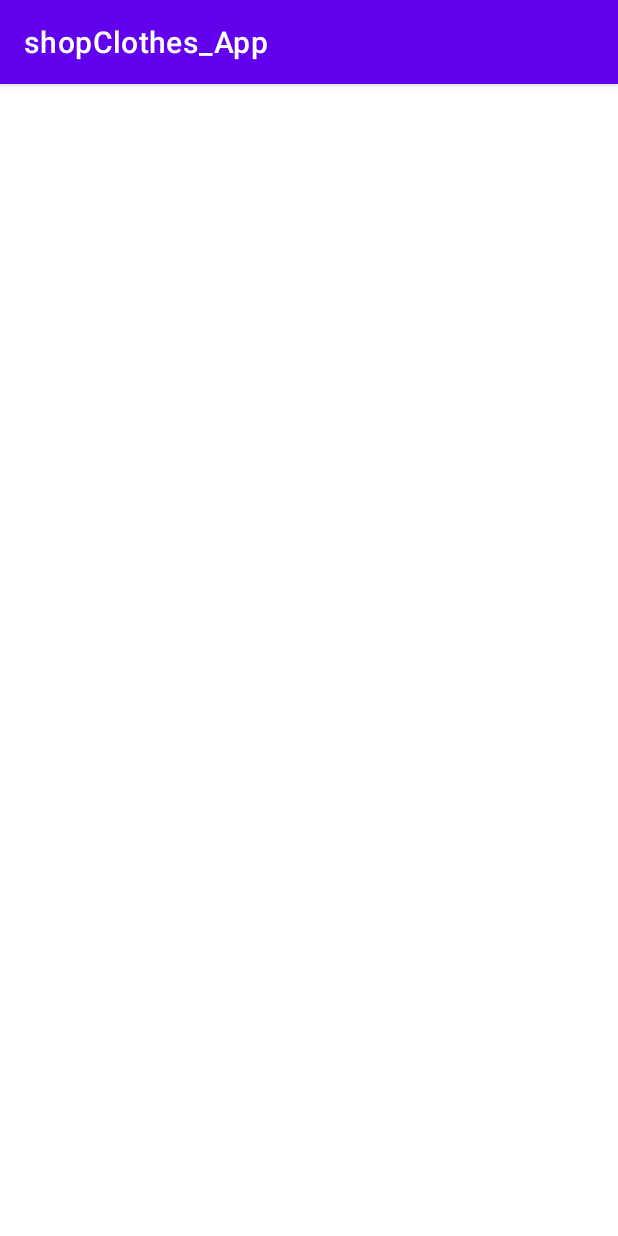
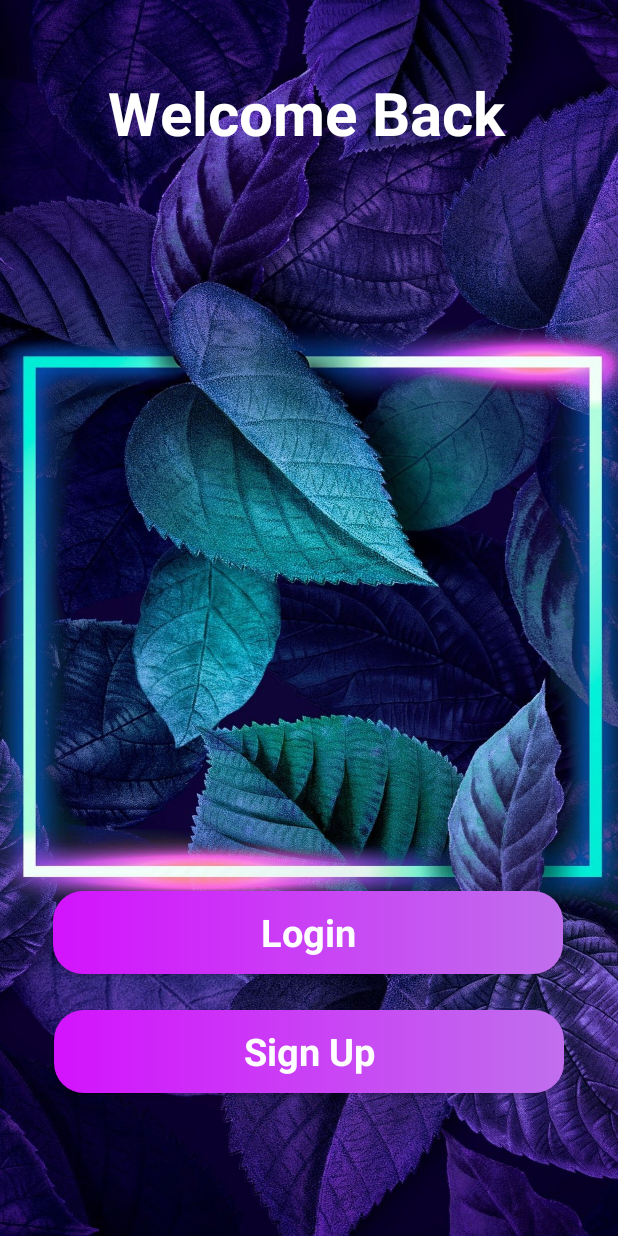
Before and after one commit to AdrianReyes98/shopClothes_App, an Android app: the screen it shows after launch (LoginActivity), on a phone screen of 412 x 824 dp. Run offline under Robolectric (Android 15) with nearby library versions, the phone set to English and light mode, and no system bars.

Commit message:
Commit Jul 9 2:15 AM

```diff
--- a/app/src/main/java/fisei/reyespc/shopclothes_app/UI/LoginActivity.java
+++ b/app/src/main/java/fisei/reyespc/shopclothes_app/UI/LoginActivity.java
@@ -2,14 +2,40 @@
 package fisei.reyespc.shopclothes_app.UI;
 
 import androidx.appcompat.app.AppCompatActivity;
+import android.content.Intent;
 import android.os.Bundle;
+import android.view.View;
+import android.widget.Button;
+
 import fisei.reyespc.shopclothes_app.R;
 
 public class LoginActivity extends AppCompatActivity {
 
+    Button btnSignIn;
+    Button btnSignUp;
     @Override
     protected void onCreate(Bundle savedInstanceState) {
         super.onCreate(savedInstanceState);
         setContentView(R.layout.activity_login);
+        getSupportActionBar().hide();
+
+        btnSignIn = findViewById(R.id.buttonSignIn);
+        btnSignUp = findViewById(R.id.buttonSignUp);
+
+        btnSignIn.setOnClickListener(new View.OnClickListener() {
+            @Override
+            public void onClick(View view) {
+                Intent signInActivity = new Intent(LoginActivity.this, SignInActivity.class);
+                startActivity(signInActivity);
+            }
+        });
+
+        btnSignUp.setOnClickListener(new View.OnClickListener() {
+            @Override
+            public void onClick(View view) {
+                Intent signInActivity = new Intent(LoginActivity.this, SignUpActivity.class);
+                startActivity(signInActivity);
+            }
+        });
     }
 }
--- /dev/null
+++ b/app/src/main/res/drawable/button_background.xml
@@ -0,0 +1,9 @@
+<?xml version="1.0" encoding="utf-8"?>
+<selector xmlns:android="http://schemas.android.com/apk/res/android">
+<item>
+    <shape android:shape="rectangle">
+        <corners android:radius="20dp"/>
+        <gradient android:angle="0" android:startColor="#D313FD" android:endColor="#C06FED"/>
+    </shape>
+</item>
+</selector>
--- a/app/src/main/res/layout/activity_login.xml
+++ b/app/src/main/res/layout/activity_login.xml
@@ -2,8 +2,56 @@
 <androidx.constraintlayout.widget.ConstraintLayout xmlns:android="http://schemas.android.com/apk/res/android"
     xmlns:app="http://schemas.android.com/apk/res-auto"
     xmlns:tools="http://schemas.android.com/tools"
+    android:id="@+id/constraint"
     android:layout_width="match_parent"
     android:layout_height="match_parent"
+    android:background="@drawable/background_intro"
     tools:context=".UI.LoginActivity">
 
+    <Button
+        android:id="@+id/buttonSignUp"
+        style="@android:style/Widget.Button"
+        android:layout_width="340dp"
+        android:layout_height="55dp"
+        android:layout_marginTop="24dp"
+        android:background="@drawable/button_background"
+        android:backgroundTint="@null"
+        android:text="@string/signUp_btn"
+        android:textColor="#ffffff"
+        android:textSize="25sp"
+        android:textStyle="bold"
+        app:layout_constraintEnd_toEndOf="parent"
+        app:layout_constraintStart_toStartOf="parent"
+        app:layout_constraintTop_toBottomOf="@+id/buttonSignIn" />
+
+    <TextView
+        android:id="@+id/textView"
+        android:layout_width="wrap_content"
+        android:layout_height="wrap_content"
+        android:layout_marginStart="72dp"
+        android:layout_marginTop="48dp"
+        android:text="@string/welcome_txt"
+        android:textColor="#ffffff"
+        android:textSize="40sp"
+        android:textStyle="bold"
+        app:layout_constraintStart_toStartOf="parent"
+        app:layout_constraintTop_toTopOf="parent" />
+
+    <Button
+        android:id="@+id/buttonSignIn"
+        style="@android:style/Widget.Button"
+        android:layout_width="340dp"
+        android:layout_height="55dp"
+        android:layout_marginTop="492dp"
+        android:background="@drawable/button_background"
+        android:backgroundTint="@null"
+        android:text="@string/login_btn"
+        android:textColor="#ffffff"
+        android:textSize="25sp"
+        android:textStyle="bold"
+        app:layout_constraintEnd_toEndOf="parent"
+        app:layout_constraintHorizontal_bias="0.49"
+        app:layout_constraintStart_toStartOf="parent"
+        app:layout_constraintTop_toBottomOf="@+id/textView" />
+
 </androidx.constraintlayout.widget.ConstraintLayout>
--- a/app/src/main/res/values/colors.xml
+++ b/app/src/main/res/values/colors.xml
@@ -7,4 +7,13 @@
     <color name="teal_700">#FF018786</color>
     <color name="black">#FF000000</color>
     <color name="white">#FFFFFFFF</color>
+
+    <color name="primary">#9C27B0</color>
+    <color name="primary_dark">#7B1FA2</color>
+    <color name="primary_light">#E1BEE7</color>
+    <color name="accent">#7C4DFF</color>
+    <color name="primary_text">#212121</color>
+    <color name="secondary_text">#757575</color>
+    <color name="icons">#FFFFFF</color>
+    <color name="divider">#BDBDBD</color>
 </resources>
--- a/app/src/main/res/values/strings.xml
+++ b/app/src/main/res/values/strings.xml
@@ -1,3 +1,6 @@
 <resources>
-    <string name="app_name">shopClothes_App</string>
+    <string name="app_name">SHOP</string>
+    <string name="welcome_txt">Welcome Back</string>
+    <string name="signUp_btn">Sign Up</string>
+    <string name="login_btn">Login</string>
 </resources>
--- a/app/src/main/res/values/themes.xml
+++ b/app/src/main/res/values/themes.xml
@@ -1,14 +1,14 @@
 <resources xmlns:tools="http://schemas.android.com/tools">
     <!-- Base application theme. -->
-    <style name="Theme.ShopClothes_App" parent="Theme.MaterialComponents.DayNight.DarkActionBar">
+    <style name="Theme.ShopClothes_App" parent="Theme.AppCompat.DayNight.DarkActionBar">
         <!-- Primary brand color. -->
-        <item name="colorPrimary">@color/purple_500</item>
-        <item name="colorPrimaryVariant">@color/purple_700</item>
-        <item name="colorOnPrimary">@color/white</item>
+        <item name="colorPrimary">@color/primary</item>
+        <item name="colorPrimaryVariant">@color/primary_light</item>
+        <item name="colorOnPrimary">@color/primary_text</item>
         <!-- Secondary brand color. -->
-        <item name="colorSecondary">@color/teal_200</item>
-        <item name="colorSecondaryVariant">@color/teal_700</item>
-        <item name="colorOnSecondary">@color/black</item>
+        <item name="colorSecondary">@color/accent</item>
+        <item name="colorSecondaryVariant">@color/accent</item>
+        <item name="colorOnSecondary">@color/secondary_text</item>
         <!-- Status bar color. -->
         <item name="android:statusBarColor" tools:targetApi="l">?attr/colorPrimaryVariant</item>
         <!-- Customize your theme here. -->
```
Also changed, not shown: app/src/main/AndroidManifest.xml (+7 -1 lines), app/src/main/java/fisei/reyespc/shopclothes_app/UI/SignInActivity.java (added, +16 -0 lines), app/src/main/java/fisei/reyespc/shopclothes_app/UI/SignUpActivity.java (added, +15 -0 lines), app/src/main/res/drawable/edittext_background.xml (added, +9 -0 lines), app/src/main/res/layout/activity_sign_in.xml (added, +138 -0 lines), app/src/main/res/layout/activity_sign_up.xml (added, +150 -0 lines), app/src/main/res/drawable/background_intro.jpg (added), app/src/main/res/drawable/logo.png (added), app/src/main/res/drawable/shop_clothes_logo_app.png (added), app/src/main/res/drawable/top_background.png (added).
